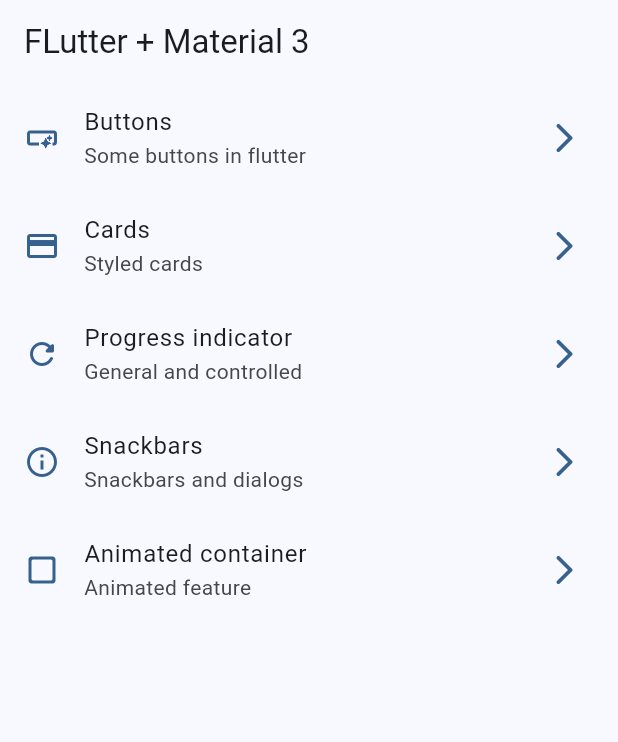
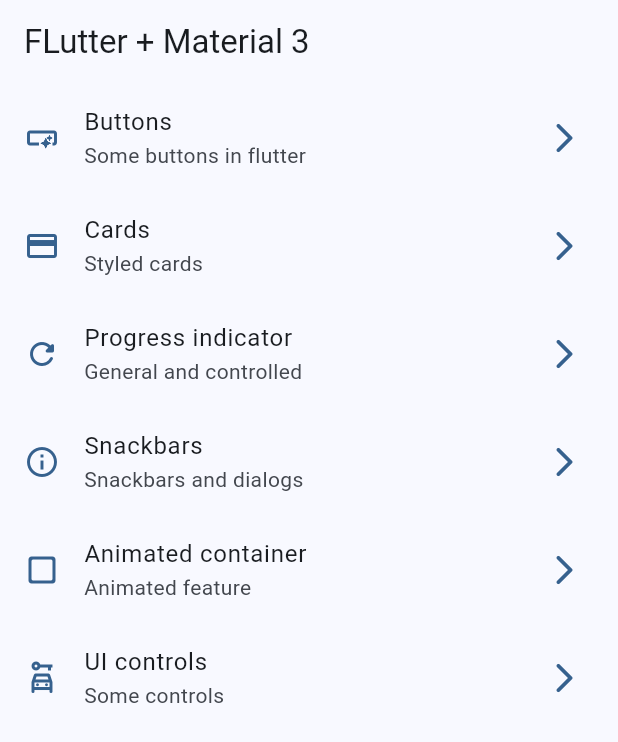
Before and after one commit to Danieruone/widgets-app, a Flutter app: the screen it shows after launch, on a phone screen of 412 x 824 dp. Shown: the top 742 px of the screen. Run offline on Flutter 3.47's test engine with Material 3 defaults, Android fonts, the phone set to English and light mode, and no system bars; our stand-ins replace go_router.

```diff
--- a/lib/config/router/app_router.dart
+++ b/lib/config/router/app_router.dart
@@ -28,5 +28,9 @@ final appRouter = GoRouter(
       path: '/animated',
       builder: (context, state) => const AnimatedContainerScreen(),
     ),
+    GoRoute(
+      path: '/ui-controls',
+      builder: (context, state) => const ControlsScreen(),
+    ),
   ],
 );
--- a/lib/menu/menu_items.dart
+++ b/lib/menu/menu_items.dart
@@ -39,4 +39,9 @@ const appMenuItems = <MenuItem>[
       subTitle: 'Animated feature',
       link: '/animated',
       icon: Icons.check_box_outline_blank_rounded),
+  MenuItem(
+      title: 'UI controls',
+      subTitle: 'Some controls',
+      link: '/ui-controls',
+      icon: Icons.car_rental_outlined),
 ];
--- a/lib/presentation/screens/screens.dart
+++ b/lib/presentation/screens/screens.dart
@@ -4,3 +4,4 @@ export 'package:widgets_app/presentation/screens/home/home_screen.dart';
 export 'package:widgets_app/presentation/screens/progress/progress_screen.dart';
 export 'package:widgets_app/presentation/screens/snackbar/snackbar_screen.dart';
 export 'package:widgets_app/presentation/screens/animated/animated_container_screen.dart';
+export 'package:widgets_app/presentation/screens/controls/controls_screen.dart';
```
Also changed, not shown: lib/presentation/screens/controls/controls_screen.dart (added, +14 -0 lines).
